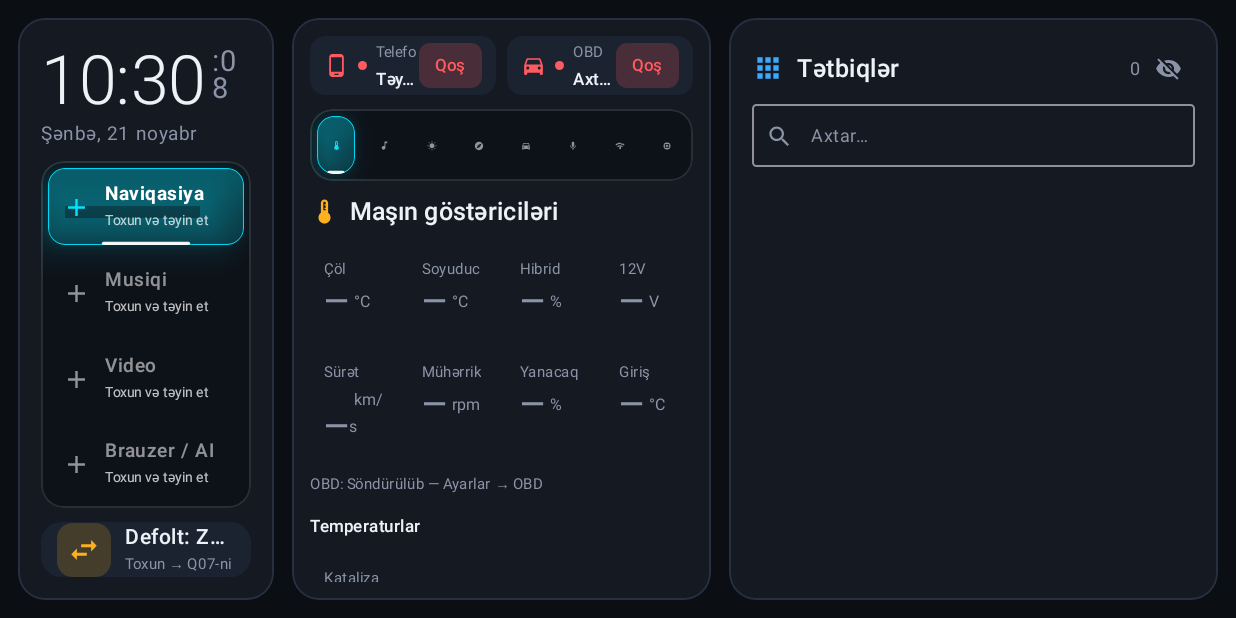
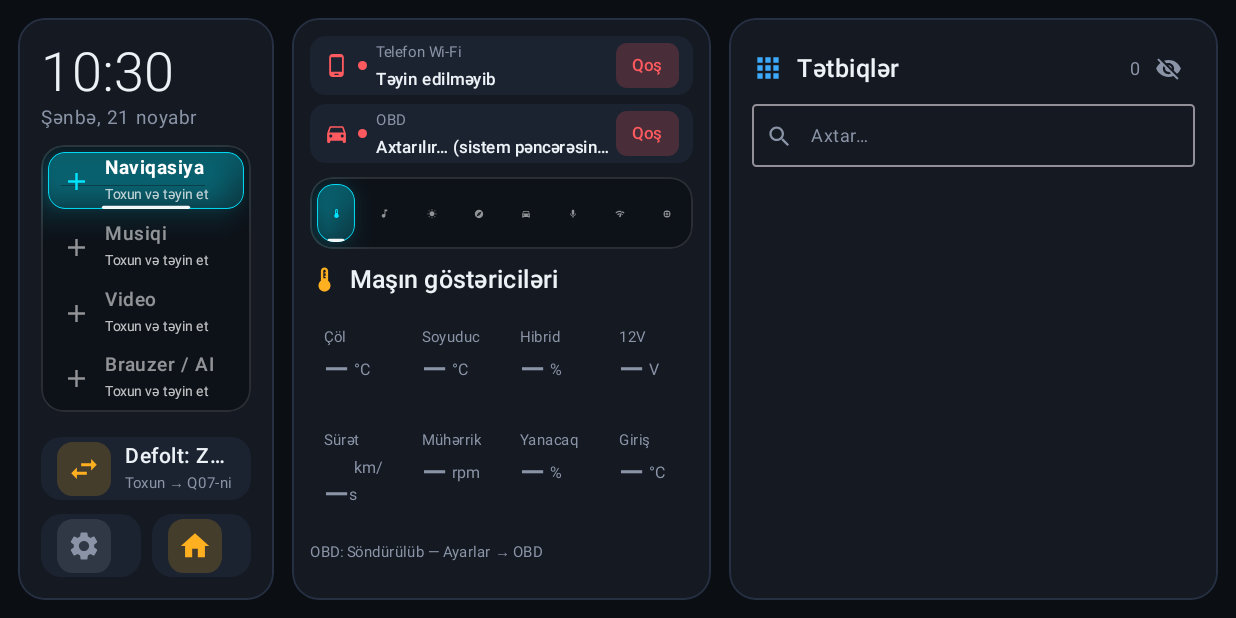
Before and after one commit to vuqarnamazov/Q07Launcher, an Android app built with Jetpack Compose: the screen it shows after launch (MainActivity), on a phone screen of 824 x 412 dp (held sideways). Run offline under Robolectric (Android 15) with nearby library versions, the phone set to English and light mode, and no system bars.

Commit message:
v1.13: nothing disappears at larger UI scale - adaptive dock slot height, scrollable dock and settings menu, stacking status chips
Co-Authored-By: Claude Opus 5.5 <noreply@anthropic.com>
Claude-Session: https://claude.ai/code/session_01KHSByDzSSyrst1HMUDFuri

```diff
--- a/app/build.gradle.kts
+++ b/app/build.gradle.kts
@@ -13,8 +13,8 @@ android {
         applicationId = "az.q07.launcher"
         minSdk = 30          // Android 11 (head unit)
         targetSdk = 30
-        versionCode = 13
-        versionName = "1.12"
+        versionCode = 14
+        versionName = "1.13"
         // GitHub Actions build nömrəsi — tətbiq daxilində yeniləməni yoxlamaq üçün
         buildConfigField("int", "CI_BUILD", System.getenv("GITHUB_RUN_NUMBER") ?: "0")
     }
--- a/app/src/main/java/az/q07/launcher/ui/DockPanel.kt
+++ b/app/src/main/java/az/q07/launcher/ui/DockPanel.kt
@@ -9,6 +9,10 @@ import androidx.compose.foundation.background
 import androidx.compose.foundation.combinedClickable
 import androidx.compose.foundation.layout.Arrangement
 import androidx.compose.foundation.layout.Box
+import androidx.compose.foundation.verticalScroll
+import androidx.compose.foundation.rememberScrollState
+import androidx.compose.foundation.layout.heightIn
+import androidx.compose.foundation.layout.BoxWithConstraints
 import androidx.compose.foundation.layout.Column
 import androidx.compose.foundation.layout.Row
 import androidx.compose.foundation.layout.Spacer
@@ -170,11 +174,27 @@ fun DockPanel(apps: List<AppEntry>, vertical: Boolean, resumeTick: Int, modifier
 
     PanelSurface(modifier) {
         if (vertical) {
+            // Ölçü böyüdüləndə (120%+) heç nə itməsin: slot hündürlüyü mövcud yerə görə hesablanır,
+            // sığmasa panel sürüşdürülür
+            BoxWithConstraints(Modifier.fillMaxSize()) {
+                val gap = 12.dp
+                val btnH = 56.dp
+                val slotSpacing = if (count >= 6) 6.dp else 8.dp
+                val compactClock = maxWidth < 270.dp
+                val clockH = if (compactClock) 80.dp else 96.dp
+                val fixed = 40.dp + clockH + btnH * 2 + gap * 4 + 12.dp + slotSpacing * (count - 1)
+                val itemH = ((maxHeight - fixed) / count).coerceIn(40.dp, 68.dp)
+                val boxHeight = maxHeight
                 Column(
-                modifier = Modifier.fillMaxSize().padding(20.dp),
-                verticalArrangement = Arrangement.spacedBy(12.dp)
+                    modifier = Modifier
+                        .fillMaxWidth()
+                        .verticalScroll(rememberScrollState())
+                        .heightIn(min = boxHeight)
+                        .padding(20.dp),
+                    verticalArrangement = Arrangement.SpaceBetween
                 ) {
-                ClockBlock(big = true)
+                    Column(verticalArrangement = Arrangement.spacedBy(gap)) {
+                        ClockBlock(big = true, compact = compactClock)
                         GlowingFlowNavigationColumn(
                             items = slotItems,
                             selectedIndex = selectedSlot,
@@ -183,31 +203,37 @@ fun DockPanel(apps: List<AppEntry>, vertical: Boolean, resumeTick: Int, modifier
                             onItemDoubleClick = onSlotDouble,
                             glowColor = baseGlow,
                             intensity = intensity,
-                    itemHeight = when (count) { 3, 4 -> 68.dp; 5 -> 58.dp; else -> 50.dp },
-                    spacing = if (count >= 6) 6.dp else 8.dp
+                            itemHeight = itemH,
+                            spacing = slotSpacing
                         )
-                Spacer(Modifier.weight(1f))
+                    }
+                    Column(
+                        verticalArrangement = Arrangement.spacedBy(gap),
+                        modifier = Modifier.padding(top = gap)
+                    ) {
                         DockButton(
                             label = homeLabel, subtitle = homeSub, bitmap = null,
                             vector = Icons.Filled.SwapHoriz,
                             tint = if (home.isDefault) CarColors.Green else CarColors.Warning,
-                    modifier = Modifier.fillMaxWidth().height(58.dp),
+                            modifier = Modifier.fillMaxWidth().height(btnH),
                             onClick = home.toggle
                         )
                         Row(horizontalArrangement = Arrangement.spacedBy(10.dp)) {
                             DockButton(
                                 label = "", subtitle = null, bitmap = null,
                                 vector = Icons.Filled.Settings, tint = CarColors.TextSecondary,
-                        modifier = Modifier.height(58.dp),
+                                modifier = Modifier.height(btnH),
                                 onClick = { settingsOpen = true }
                             )
                             DockButton(
                                 label = "Zavod menyusu", subtitle = null, bitmap = null,
                                 vector = Icons.Filled.Home, tint = CarColors.Warning,
-                        modifier = Modifier.weight(1f).height(58.dp),
+                                modifier = Modifier.weight(1f).height(btnH),
                                 onLongClick = { QuickActions.openHomeSettings(context) },
                                 onClick = onFactory
                             )
+                        }
+                    }
                 }
             }
         } else {
@@ -294,7 +320,7 @@ fun DockPanel(apps: List<AppEntry>, vertical: Boolean, resumeTick: Int, modifier
 }
 
 @Composable
-private fun ClockBlock(big: Boolean) {
+private fun ClockBlock(big: Boolean, compact: Boolean = false) {
     val context = LocalContext.current
     val now by produceState(initialValue = System.currentTimeMillis()) {
         while (true) {
@@ -320,11 +346,11 @@ private fun ClockBlock(big: Boolean) {
         Row(verticalAlignment = Alignment.Bottom) {
             Text(
                 text = timeFmt.format(date),
-                fontSize = if (big) 60.sp else 44.sp,
+                fontSize = if (big && !compact) 60.sp else if (big) 48.sp else 44.sp,
                 fontWeight = FontWeight.Light,
                 color = CarColors.TextPrimary
             )
-            if (big && AppSettings.showSeconds) {
+            if (big && !compact && AppSettings.showSeconds) {
                 Text(
                     text = ":" + secFmt.format(date),
                     fontSize = 26.sp,
--- a/app/src/main/java/az/q07/launcher/ui/NetworkStatusBar.kt
+++ b/app/src/main/java/az/q07/launcher/ui/NetworkStatusBar.kt
@@ -8,6 +8,7 @@ import androidx.compose.foundation.background
 import androidx.compose.foundation.clickable
 import androidx.compose.foundation.layout.Arrangement
 import androidx.compose.foundation.layout.Box
+import androidx.compose.foundation.layout.BoxWithConstraints
 import androidx.compose.foundation.layout.Column
 import androidx.compose.foundation.layout.Row
 import androidx.compose.foundation.layout.Spacer
@@ -84,14 +85,17 @@ fun NetworkStatusBar(modifier: Modifier = Modifier) {
         else -> "Qoşulmayıb"
     }
 
-    Row(modifier.fillMaxWidth(), horizontalArrangement = Arrangement.spacedBy(10.dp)) {
+    // Dar paneldə (böyük ölçüdə) göstəricilər alt-alta düzülür — heç biri itmir
+    BoxWithConstraints(modifier.fillMaxWidth()) {
+        val narrow = maxWidth < 440.dp
+        val chips: @Composable (Modifier) -> Unit = { chipMod ->
             StatusChip(
                 icon = Icons.Filled.PhoneAndroid,
                 title = "Telefon Wi-Fi",
                 status = phoneText,
                 color = phoneColor,
                 action = if (dm.phoneConnected) null else "Qoş",
-            modifier = Modifier.weight(1f),
+                modifier = chipMod,
                 onLongClick = { setupOpen = true },
                 onAction = {
                     if (dm.hotspotSsid.isBlank()) setupOpen = true
@@ -104,18 +108,25 @@ fun NetworkStatusBar(modifier: Modifier = Modifier) {
                 status = dm.obdStatus,
                 color = if (dm.obdConnected) CarColors.Green else CarColors.Danger,
                 action = if (dm.obdConnected) "Ayır" else "Qoş",
-            modifier = Modifier.weight(1f),
+                modifier = chipMod,
                 onLongClick = { setupOpen = true },
                 onAction = {
                     if (dm.obdConnected) dm.disconnectObd()
                     else if (dm.obdSsid.isBlank()) setupOpen = true
                     else withLocation {
-                    // OBD oxunuşu Wi-Fi rejiminə keçsin
                         if (AppSettings.obdMode != "wifi") AppSettings.update { obdMode = "wifi" }
                         dm.connectToObd()
                     }
                 }
             )
+        }
+        if (narrow) {
+            Column(verticalArrangement = Arrangement.spacedBy(8.dp)) { chips(Modifier.fillMaxWidth()) }
+        } else {
+            Row(horizontalArrangement = Arrangement.spacedBy(10.dp)) {
+                chips(Modifier.weight(1f))
+            }
+        }
     }
 
     if (setupOpen) NetworkSetupDialog(onDismiss = { setupOpen = false })
--- a/app/src/main/java/az/q07/launcher/ui/SettingsScreen.kt
+++ b/app/src/main/java/az/q07/launcher/ui/SettingsScreen.kt
@@ -112,6 +112,7 @@ fun SettingsScreen(onClose: () -> Unit) {
                     .width(280.dp)
                     .fillMaxHeight()
                     .background(CarColors.Panel)
+                    .verticalScroll(rememberScrollState())
                     .padding(16.dp),
                 verticalArrangement = Arrangement.spacedBy(6.dp)
             ) {
```
Lines whose indentation alone changed are shown as unchanged.
